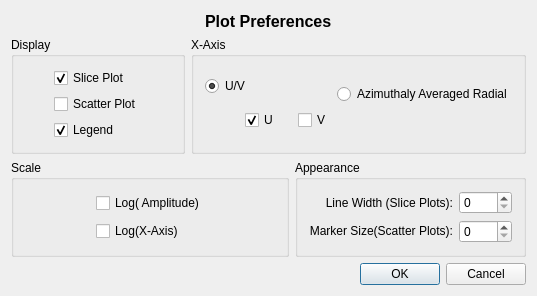
The window that code/guitools/Feather/Preferences.ui (radio-astro/casa) describes before a commit, drawn with Qt 5.
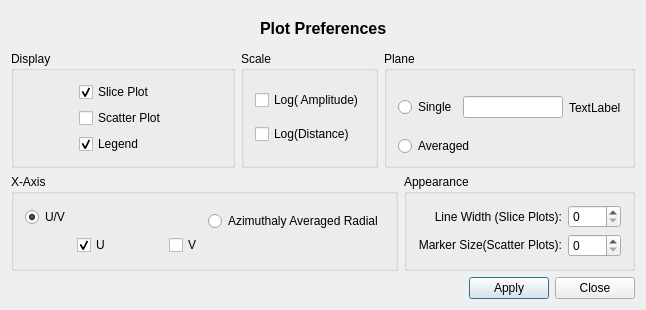
The same window after the commit.

```diff
--- a/code/guitools/Feather/Preferences.ui
+++ b/code/guitools/Feather/Preferences.ui
@@ -6,8 +6,8 @@
    <rect>
     <x>0</x>
     <y>0</y>
-    <width>537</width>
-    <height>296</height>
+    <width>646</width>
+    <height>310</height>
    </rect>
   </property>
   <property name="windowTitle">
@@ -59,7 +59,7 @@
     </layout>
    </item>
    <item>
-    <layout class="QHBoxLayout" name="horizontalLayout_9">
+    <layout class="QHBoxLayout" name="horizontalLayout_12">
      <item>
       <widget class="QGroupBox" name="groupBox">
        <property name="title">
@@ -176,6 +176,128 @@
       </widget>
      </item>
      <item>
+      <widget class="QGroupBox" name="scaleGroupBox">
+       <property name="title">
+        <string>Scale</string>
+       </property>
+       <layout class="QHBoxLayout" name="horizontalLayout_4">
+        <item>
+         <layout class="QVBoxLayout" name="verticalLayout_3">
+          <item>
+           <widget class="QCheckBox" name="logAmplitudeCheckBox">
+            <property name="toolTip">
+             <string>Use a logarithmic scale for amplitude.</string>
+            </property>
+            <property name="text">
+             <string>Log( Amplitude)</string>
+            </property>
+           </widget>
+          </item>
+          <item>
+           <widget class="QCheckBox" name="logUVCheckBox">
+            <property name="toolTip">
+             <string>Use a logarithmic scale for distance.</string>
+            </property>
+            <property name="text">
+             <string>Log(Distance)</string>
+            </property>
+           </widget>
+          </item>
+         </layout>
+        </item>
+       </layout>
+      </widget>
+     </item>
+     <item>
+      <widget class="QGroupBox" name="groupBox_2">
+       <property name="title">
+        <string>Plane</string>
+       </property>
+       <layout class="QVBoxLayout" name="verticalLayout_5">
+        <property name="spacing">
+         <number>1</number>
+        </property>
+        <property name="topMargin">
+         <number>9</number>
+        </property>
+        <property name="bottomMargin">
+         <number>9</number>
+        </property>
+        <item>
+         <layout class="QHBoxLayout" name="horizontalLayout_9">
+          <item>
+           <widget class="QRadioButton" name="singlePlaneRadio">
+            <property name="toolTip">
+             <string>Select a specific plane of the image to plot.   Making this selection will not affect the algorithm which uses averaging. </string>
+            </property>
+            <property name="text">
+             <string>Single</string>
+            </property>
+           </widget>
+          </item>
+          <item>
+           <widget class="QLineEdit" name="planeLineEdit">
+            <property name="sizePolicy">
+             <sizepolicy hsizetype="Preferred" vsizetype="Fixed">
+              <horstretch>0</horstretch>
+              <verstretch>0</verstretch>
+             </sizepolicy>
+            </property>
+            <property name="maximumSize">
+             <size>
+              <width>100</width>
+              <height>16777215</height>
+             </size>
+            </property>
+            <property name="toolTip">
+             <string>Plane of the image to plot.</string>
+            </property>
+           </widget>
+          </item>
+          <item>
+           <widget class="QLabel" name="planeMaxLabel">
+            <property name="text">
+             <string>TextLabel</string>
+            </property>
+           </widget>
+          </item>
+         </layout>
+        </item>
+        <item>
+         <layout class="QHBoxLayout" name="horizontalLayout_10">
+          <item>
+           <widget class="QRadioButton" name="averagedPlaneRadio">
+            <property name="toolTip">
+             <string>Average the planes in the image.</string>
+            </property>
+            <property name="text">
+             <string>Averaged</string>
+            </property>
+           </widget>
+          </item>
+          <item>
+           <spacer name="horizontalSpacer_11">
+            <property name="orientation">
+             <enum>Qt::Horizontal</enum>
+            </property>
+            <property name="sizeHint" stdset="0">
+             <size>
+              <width>40</width>
+              <height>20</height>
+             </size>
+            </property>
+           </spacer>
+          </item>
+         </layout>
+        </item>
+       </layout>
+      </widget>
+     </item>
+    </layout>
+   </item>
+   <item>
+    <layout class="QHBoxLayout" name="horizontalLayout_13">
+     <item>
       <widget class="QGroupBox" name="displayGroupBox">
        <property name="title">
         <string>X-Axis</string>
@@ -289,63 +411,6 @@
        </layout>
       </widget>
      </item>
-    </layout>
-   </item>
-   <item>
-    <layout class="QHBoxLayout" name="horizontalLayout_10">
-     <item>
-      <widget class="QGroupBox" name="scaleGroupBox">
-       <property name="title">
-        <string>Scale</string>
-       </property>
-       <layout class="QHBoxLayout" name="horizontalLayout_4">
-        <item>
-         <spacer name="horizontalSpacer_6">
-          <property name="orientation">
-           <enum>Qt::Horizontal</enum>
-          </property>
-          <property name="sizeHint" stdset="0">
-           <size>
-            <width>46</width>
-            <height>20</height>
-           </size>
-          </property>
-         </spacer>
-        </item>
-        <item>
-         <layout class="QVBoxLayout" name="verticalLayout_3">
-          <item>
-           <widget class="QCheckBox" name="logAmplitudeCheckBox">
-            <property name="text">
-             <string>Log( Amplitude)</string>
-            </property>
-           </widget>
-          </item>
-          <item>
-           <widget class="QCheckBox" name="logUVCheckBox">
-            <property name="text">
-             <string>Log(X-Axis)</string>
-            </property>
-           </widget>
-          </item>
-         </layout>
-        </item>
-        <item>
-         <spacer name="horizontalSpacer_9">
-          <property name="orientation">
-           <enum>Qt::Horizontal</enum>
-          </property>
-          <property name="sizeHint" stdset="0">
-           <size>
-            <width>45</width>
-            <height>20</height>
-           </size>
-          </property>
-         </spacer>
-        </item>
-       </layout>
-      </widget>
-     </item>
      <item>
       <widget class="QGroupBox" name="appearanceGroupBox">
        <property name="title">
@@ -436,7 +501,7 @@
         <string>Clicking this button will apply your preferences and close this dialog.</string>
        </property>
        <property name="text">
-        <string>OK</string>
+        <string>Apply</string>
        </property>
       </widget>
      </item>
@@ -446,7 +511,7 @@
         <string>Clicking this button will close this dialog.</string>
        </property>
        <property name="text">
-        <string>Cancel</string>
+        <string>Close</string>
        </property>
       </widget>
      </item>
```
Left out of the diff: 24 changed lines with no effect on the pictures.
